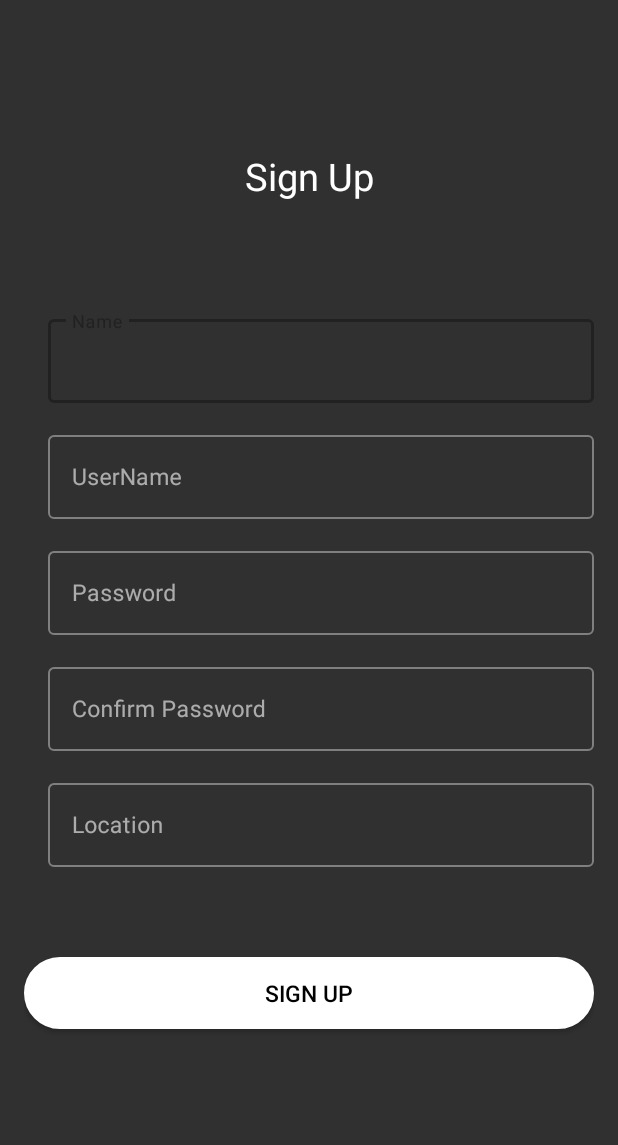
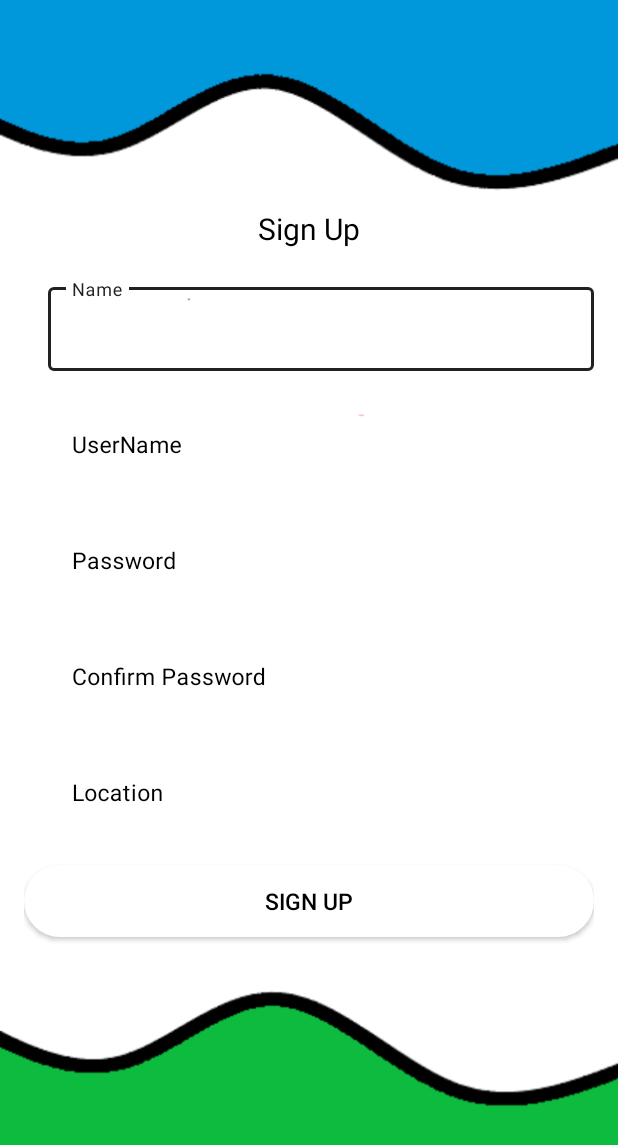
Before and after one commit to adityakhati/EmandiFarmerApp, an Android app: the screen it shows after launch (RegisterActivity), after a tap on "SIGN UP", on a phone screen of 412 x 824 dp. Shown: the top 1145 px of the screen. Run offline under Robolectric (Android 15) with nearby library versions, the phone set to English and light mode, and no system bars; our stand-ins replace Firebase (no records; nobody signed in at launch, a user with empty details on screens opened directly), Picasso.

Commit message:
login signup updated

```diff
--- a/app/src/main/java/com/example/android/emandi2/AddProductActivity.java
+++ b/app/src/main/java/com/example/android/emandi2/AddProductActivity.java
@@ -16,6 +16,7 @@ import android.util.Log;
 import android.view.MotionEvent;
 import android.view.View;
 import android.view.WindowManager;
+import android.widget.AdapterView;
 import android.widget.Button;
 import android.widget.DatePicker;
 import android.widget.EditText;
@@ -47,7 +48,7 @@ import java.util.Locale;
 import java.util.Random;
 import android.view.inputmethod.InputMethodManager;
 
-public class AddProductActivity extends AppCompatActivity {
+public class AddProductActivity extends AppCompatActivity{
 
     private EditText inputProdPrice, inputProdQuantity, inputProdDescpn, inputProdDate;
 
@@ -85,6 +86,9 @@ public class AddProductActivity extends AppCompatActivity {
         Intent intent=getIntent();
         type=intent.getStringExtra("type");
         prod=intent.getStringExtra("prod");
+
+        Log.d("Prod",prod);
+        Log.d("type",type);
 
         mFirebaseDatabase = FirebaseDatabase.getInstance();
         myRef = mFirebaseDatabase.getReference();
--- a/app/src/main/java/com/example/android/emandi2/DashboardActivity.java
+++ b/app/src/main/java/com/example/android/emandi2/DashboardActivity.java
@@ -40,8 +40,8 @@ public class DashboardActivity extends AppCompatActivity implements NavigationVi
 
         if (savedInstanceState == null) {
             getSupportFragmentManager().beginTransaction().replace(R.id.fragment_container,
-                    new SecondFragment()).commit();
-            navigationView.setCheckedItem(R.id.nav_third_layout);
+                    new WishListFragment()).commit();
+            navigationView.setCheckedItem(R.id.nav_second_layout);
         }
     }
 
--- a/app/src/main/java/com/example/android/emandi2/LoginActivity.java
+++ b/app/src/main/java/com/example/android/emandi2/LoginActivity.java
@@ -5,6 +5,7 @@ import android.content.Intent;
 import android.os.Bundle;
 import android.view.View;
 import android.widget.Button;
+import android.widget.TextView;
 import android.widget.Toast;
 
 import androidx.annotation.NonNull;
@@ -21,7 +22,8 @@ public class LoginActivity extends AppCompatActivity {
 
     private TextInputEditText inputEmail, inputPassword;
     private FirebaseAuth auth;
-    private Button btnSignUp, btnLogin;
+    private Button btnLogin;
+    private TextView btnSignUp;
     private ProgressDialog PD;
 
     @Override
@@ -39,7 +41,7 @@ public class LoginActivity extends AppCompatActivity {
 
         inputEmail = (TextInputEditText) findViewById(R.id.username_login);
         inputPassword = (TextInputEditText) findViewById(R.id.password_login);
-        btnSignUp = (Button) findViewById(R.id.btn_signup);
+        btnSignUp = (TextView) findViewById(R.id.btn_signup);
         btnLogin = (Button) findViewById(R.id.btn_login);
 
         // Validating Login Credits with Firebase
--- a/app/src/main/res/layout/activity_signup.xml
+++ b/app/src/main/res/layout/activity_signup.xml
@@ -1,33 +1,36 @@
 <?xml version="1.0" encoding="utf-8"?>
 <RelativeLayout xmlns:android="http://schemas.android.com/apk/res/android"
     android:layout_width="match_parent" android:layout_height="match_parent"
-    android:paddingHorizontal="16dp">
+    android:paddingHorizontal="16dp"
+    android:background="@drawable/signup">
 
-    <TextView
-        android:id="@+id/view_login"
-        android:layout_width="match_parent"
-        android:layout_height="wrap_content"
-        android:layout_marginTop="100dp"
-        android:gravity="center"
-        android:text="Sign Up"
-        android:textColor="@color/white"
-        android:textSize="25sp"/>
     <LinearLayout
         android:layout_width="match_parent"
         android:layout_height="match_parent"
-        android:layout_marginTop="150dp"
+        android:layout_marginTop="50dp"
         android:gravity="center"
         android:orientation="vertical">
+        <TextView
+            android:layout_width="match_parent"
+            android:layout_height="wrap_content"
+            android:text="@string/sign_up"
+            android:textColor="@color/black"
+            android:gravity="center"
+            android:textSize="20sp"
+            android:layout_marginBottom="20dp"/>
         <com.google.android.material.textfield.TextInputLayout
             style="@style/Widget.MaterialComponents.TextInputLayout.OutlinedBox"
             android:layout_width="match_parent"
             android:paddingLeft="16dp"
+            android:textColorHint="@color/black"
             android:layout_height="wrap_content">
             <com.google.android.material.textfield.TextInputEditText
                 android:id="@+id/name_signup"
                 android:layout_width="match_parent"
                 android:layout_height="wrap_content"
                 android:hint="@string/name"
+                android:textColorHint="@color/black"
+                android:textColor="@color/black"
                 android:textSize="15sp"
                 android:inputType="text"/>
         </com.google.android.material.textfield.TextInputLayout>
@@ -35,6 +38,7 @@
             style="@style/Widget.MaterialComponents.TextInputLayout.OutlinedBox"
             android:layout_width="match_parent"
             android:paddingLeft="16dp"
+            android:textColorHint="@color/black"
             android:layout_height="wrap_content"
             android:layout_marginTop="16dp">
             <com.google.android.material.textfield.TextInputEditText
@@ -42,6 +46,7 @@
                 android:layout_width="match_parent"
                 android:layout_height="wrap_content"
                 android:hint="@string/username"
+                android:textColor="@color/black"
                 android:textSize="15sp"
                 android:inputType="text"/>
         </com.google.android.material.textfield.TextInputLayout>
@@ -49,12 +54,15 @@
             style="@style/Widget.MaterialComponents.TextInputLayout.OutlinedBox"
             android:layout_width="match_parent"
             android:layout_height="wrap_content"
+            android:textColorHint="@color/black"
             android:paddingLeft="16dp"
             android:layout_marginTop="16dp" >
             <com.google.android.material.textfield.TextInputEditText
                 android:id="@+id/password_signup"
+                android:textColorHint="@color/black"
                 android:layout_width="match_parent"
                 android:layout_height="wrap_content"
+                android:textColor="@color/black"
                 android:hint="@string/password"
                 android:textSize="15sp"
                 android:inputType="textPassword"/>
@@ -63,12 +71,15 @@
             style="@style/Widget.MaterialComponents.TextInputLayout.OutlinedBox"
             android:layout_width="match_parent"
             android:layout_height="wrap_content"
+            android:textColorHint="@color/black"
             android:paddingLeft="16dp"
             android:layout_marginTop="16dp">
             <com.google.android.material.textfield.TextInputEditText
                 android:id="@+id/cpassword_signup"
                 android:layout_width="match_parent"
                 android:layout_height="wrap_content"
+                android:textColorHint="@color/black"
+                android:textColor="@color/black"
                 android:hint="@string/confirm_password"
                 android:inputType="textPassword"
                 android:textSize="15sp"/>
@@ -78,11 +89,14 @@
             android:layout_width="match_parent"
             android:layout_height="wrap_content"
             android:paddingLeft="16dp"
+            android:textColorHint="@color/black"
             android:layout_marginTop="16dp">
             <com.google.android.material.textfield.TextInputEditText
                 android:id="@+id/location_signup"
                 android:layout_width="match_parent"
                 android:layout_height="wrap_content"
+                android:textColor="@color/black"
+                android:textColorHint="@color/black"
                 android:hint="@string/location"
                 android:inputType="text"
                 android:textSize="15sp"/>
@@ -93,8 +107,8 @@
             android:layout_width="match_parent"
             android:layout_height="wrap_content"
             android:layout_alignParentBottom="true"
-            android:layout_marginTop="60dp"
-            android:layout_marginBottom="80dp"
+            android:layout_marginTop="20dp"
+            android:layout_marginBottom="110dp"
             android:background="@drawable/btn_white_bg"
             android:text="@string/sign_up"
             android:textColor="@color/black"
```
Also changed, not shown: app/src/main/java/Categories/CategoriesFragment.java (+15 -0 lines), app/src/main/res/drawable/dt_rect.xml (added, +9 -0 lines), app/src/main/res/drawable/ic_search_black_24dp.xml (added, +9 -0 lines), app/src/main/res/layout/activity_login.xml (+13 -14 lines), app/src/main/res/layout/fragment_categories.xml (+14 -2 lines), app/src/main/res/drawable/login.jpg (added), app/src/main/res/drawable/signup.png (added).
